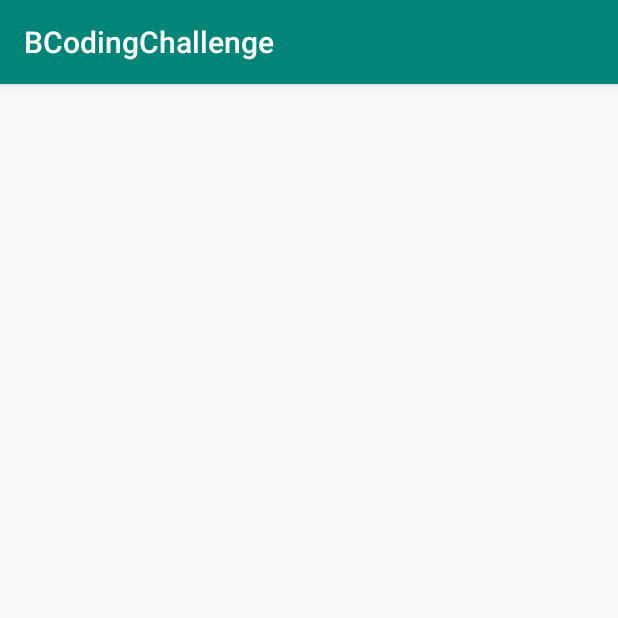
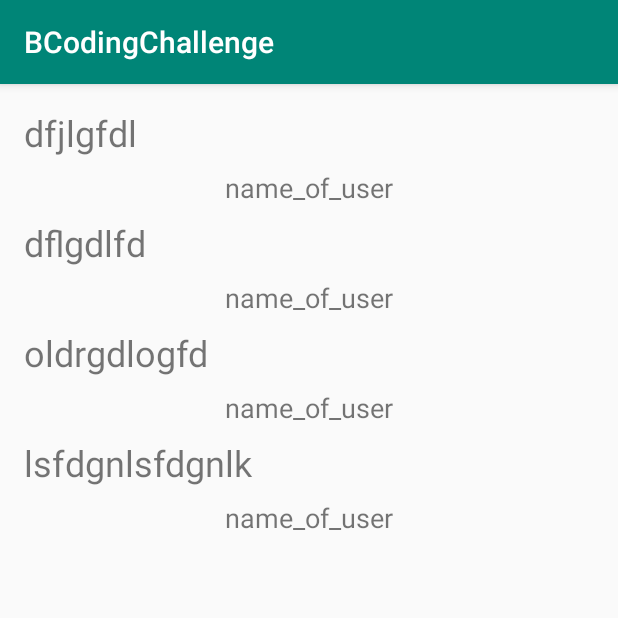
Before and after one commit to Gregz77/BcodingChallenge, an Android app: the screen it shows after launch (MainActivity), on a phone screen of 412 x 824 dp, the top half of it. Run offline under Robolectric (Android 15) with nearby library versions, the phone set to English and light mode, and no system bars.

Commit message:
set up user list and album list

```diff
--- a/app/build.gradle
+++ b/app/build.gradle
@@ -24,10 +24,11 @@ android {
 
 dependencies {
     implementation fileTree(dir: 'libs', include: ['*.jar'])
-    implementation"org.jetbrains.kotlin:kotlin-stdlib-jdk7:$kotlin_version"
+    implementation "org.jetbrains.kotlin:kotlin-stdlib-jdk7:$kotlin_version"
     implementation 'com.android.support:appcompat-v7:28.0.0'
     implementation 'com.android.support.constraint:constraint-layout:1.1.3'
     testImplementation 'junit:junit:4.12'
     androidTestImplementation 'com.android.support.test:runner:1.0.2'
     androidTestImplementation 'com.android.support.test.espresso:espresso-core:3.0.2'
+    implementation 'com.android.support:recyclerview-v7:28.0.0'
 }
--- a/app/src/main/java/com/greggz77/bcodingchallenge/MainActivity.kt
+++ b/app/src/main/java/com/greggz77/bcodingchallenge/MainActivity.kt
@@ -2,7 +2,9 @@ package com.greggz77.bcodingchallenge
 
 import android.os.Bundle
 import android.support.v7.app.AppCompatActivity
+import android.support.v7.widget.LinearLayoutManager
 import android.support.v7.widget.Toolbar
+import kotlinx.android.synthetic.main.activity_main.*
 
 
 class MainActivity : AppCompatActivity() {
@@ -15,14 +17,26 @@ class MainActivity : AppCompatActivity() {
         //implement action bar
         val toolbar: Toolbar = findViewById(R.id.toolbar)
         setSupportActionBar(toolbar)
-        //display in-app position
-
         //display back button
         //supportActionBar!!.setDisplayHomeAsUpEnabled(true)
 
-        //show users
+            val users = ArrayList<String>()
+            users.add("{name\": \"Leanne Graham\",\n" +
+                    "    \"username\": \"Bret\",}")
+            users.add("{name\": \"Ervin Howell\",\n" +
+                    "    \"username\": \"Antonette\"}")
 
 
+        usersRecView.layoutManager = LinearLayoutManager(this)
+        usersRecView.adapter = MainAdapter()
+
+        //getUsers()
+        }
+
+    /*fun getUsers(){
+
+        val url = "https://jsonplaceholder.typicode.com/users"
+
+    }*/
 
     }
-}
--- /dev/null
+++ b/app/src/main/java/com/greggz77/bcodingchallenge/MainAdapter.kt
@@ -0,0 +1,43 @@
+package com.greggz77.bcodingchallenge
+
+import android.content.Intent
+import android.support.v7.widget.RecyclerView
+import android.view.LayoutInflater
+import android.view.View
+import android.view.ViewGroup
+import kotlinx.android.synthetic.main.users_list.view.*
+
+class MainAdapter: RecyclerView.Adapter<CustomViewHolder>() {
+
+
+    val users = listOf("dfjlgfdl", "dflgdlfd", "oldrgdlogfd", "lsfdgnlsfdgnlk")
+
+    //counts elements in array/list
+    override fun getItemCount(): Int {
+        return users.size
+    }
+
+    override fun onCreateViewHolder(p0: ViewGroup, p1: Int): CustomViewHolder {
+
+        val layoutInflater = LayoutInflater.from(p0.context)
+        val cellForRow = layoutInflater.inflate(R.layout.users_list, p0, false)
+        return CustomViewHolder(cellForRow)
+    }
+
+    override fun onBindViewHolder(p0: CustomViewHolder, p1: Int) {
+        val userName = users.get(p1)
+        p0.itemView.usernameText?.text = userName
+    }
+}
+
+class CustomViewHolder(val view: View): RecyclerView.ViewHolder(view) {
+
+    init {
+        view.setOnClickListener {
+
+            val intent = Intent(view.context, AlbumsActivity::class.java)
+            view.context.startActivity(intent)
+        }
+    }
+
+}
--- a/app/src/main/res/layout/activity_main.xml
+++ b/app/src/main/res/layout/activity_main.xml
@@ -10,12 +10,37 @@
     <include
             android:id="@+id/toolbar"
             layout="@layout/toolbar"/>
-    <ListView
-            android:layout_width="match_parent"
-            android:layout_height="wrap_content"
-            android:id="@+id/userList" app:layout_constraintStart_toStartOf="parent"
-            app:layout_constraintEnd_toEndOf="parent" android:layout_marginStart="10dp"
-            android:layout_marginEnd="10dp" app:layout_constraintHorizontal_bias="0.5"
-            android:layout_marginTop="10dp" app:layout_constraintTop_toBottomOf="@+id/toolbar"/>
+
+    <android.support.v7.widget.RecyclerView
+            android:layout_width="0dp"
+            android:layout_height="0dp"
+            app:layout_constraintTop_toBottomOf="@+id/toolbar" app:layout_constraintStart_toStartOf="parent"
+            android:layout_marginStart="8dp" app:layout_constraintEnd_toEndOf="parent" android:layout_marginEnd="8dp"
+            app:layout_constraintBottom_toBottomOf="parent" android:layout_marginBottom="8dp"
+            android:id="@+id/usersRecView" app:layout_constraintHorizontal_bias="0.0"
+            app:layout_constraintVertical_bias="0.0" android:layout_marginTop="8dp"/>
 
 </android.support.constraint.ConstraintLayout>
+
+<!--
+<LinearLayout xmlns:android="http://schemas.android.com/apk/res/android"
+              android:orientation="vertical"
+              android:layout_width="match_parent"
+              android:layout_height="match_parent">
+
+<include
+        android:id="@+id/toolbar"
+        layout="@layout/toolbar" android:layout_marginTop="0dp"
+        android:layout_width="match_parent" android:layout_height="wrap_content"/>
+<TextView
+        android:text="@string/textview"
+        android:layout_width="match_parent"
+        android:layout_height="wrap_content" android:id="@+id/usernameText" android:textSize="24sp"
+        android:textAlignment="viewStart"/>
+<TextView
+        android:text="@string/textview"
+        android:layout_width="match_parent"
+        android:layout_height="wrap_content" android:id="@+id/nameText" android:textSize="18sp"
+        android:textAlignment="center"/>
+
+</LinearLayout>-->
--- /dev/null
+++ b/app/src/main/res/layout/users_list.xml
@@ -0,0 +1,33 @@
+<?xml version="1.0" encoding="utf-8"?>
+<android.support.constraint.ConstraintLayout
+        xmlns:android="http://schemas.android.com/apk/res/android"
+        xmlns:app="http://schemas.android.com/apk/res-auto" xmlns:tools="http://schemas.android.com/tools"
+        android:layout_width="match_parent"
+        android:layout_height="wrap_content" tools:layout_editor_absoluteY="25dp">
+
+    <!--<include
+            android:id="@+id/toolbar"
+            layout="@layout/toolbar"/>-->
+    <TextView
+            android:text="@string/username"
+            android:layout_width="0dp"
+            android:layout_height="wrap_content"
+            android:id="@+id/usernameText"
+            android:textSize="24sp"
+            app:layout_constraintStart_toStartOf="parent"
+            app:layout_constraintHorizontal_bias="0.5" app:layout_constraintEnd_toEndOf="parent"
+            android:layout_marginTop="8dp" app:layout_constraintTop_toTopOf="parent" android:layout_marginStart="8dp"
+            android:layout_marginEnd="8dp"/>
+    <TextView
+            android:text="@string/name_of_user"
+            android:layout_width="0dp"
+            android:layout_height="wrap_content"
+            android:id="@+id/nameText"
+            android:textSize="18sp"
+            app:layout_constraintStart_toStartOf="parent"
+            app:layout_constraintHorizontal_bias="0.5" app:layout_constraintEnd_toEndOf="parent"
+            android:layout_marginTop="8dp" app:layout_constraintTop_toBottomOf="@+id/usernameText"
+            android:textAlignment="center" android:layout_marginStart="8dp" android:layout_marginEnd="8dp"/>
+
+
+</android.support.constraint.ConstraintLayout>
--- a/app/src/main/res/values/strings.xml
+++ b/app/src/main/res/values/strings.xml
@@ -1,3 +1,7 @@
 <resources>
     <string name="app_name">BCodingChallenge</string>
+    <string name="textview">TextView</string>
+    <string name="username">username</string>
+    <string name="name_of_user">name_of_user</string>
+    <string name="album_title">Album Title</string>
 </resources>
```
Also changed, not shown: app/src/main/AndroidManifest.xml (+17 -2 lines), app/src/main/java/com/greggz77/bcodingchallenge/AlbumsActivity.kt (added, +64 -0 lines), app/src/main/java/com/greggz77/bcodingchallenge/GridActivity.kt (added, +20 -0 lines), app/src/main/res/layout/albums_list.xml (added, +29 -0 lines).
